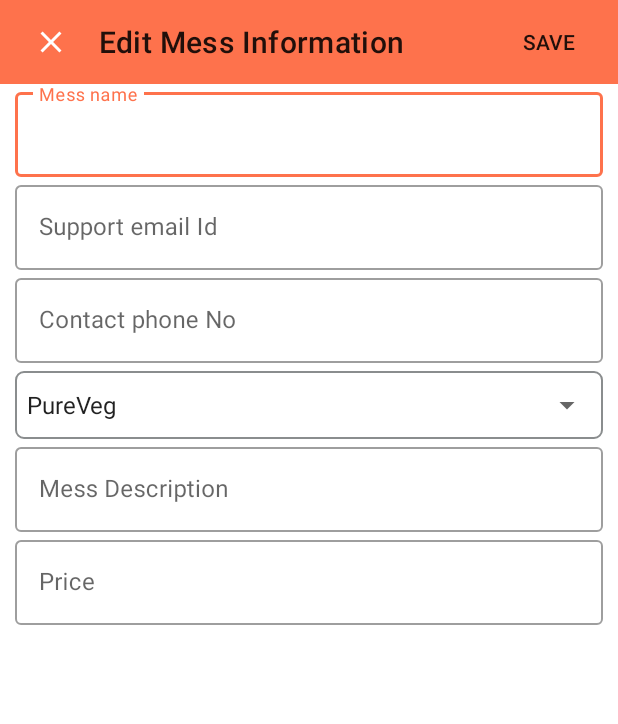
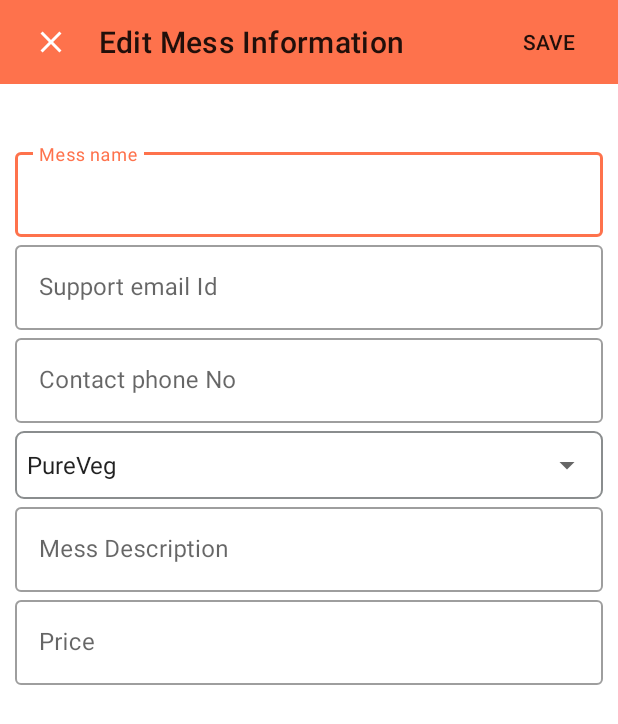
Before and after one commit to BigHouse0405/PrettyMeal, an Android app: the screen it shows after launch once a user with an empty profile is signed in (EditMessInfo), after a tap on "Edit Mess Info", on a phone screen of 412 x 824 dp. Shown: the top 724 px of the screen. Run offline under Robolectric (Android 15) with nearby library versions, the phone set to English and light mode, and no system bars; our stand-ins replace CircleImageView, Firebase (no records; nobody signed in at launch, a user with empty details on screens opened directly); libraries missing offline, so code that uses them is left out: cn.pedant; Roboto replaces fonts that are not available here; 22 statements that could not run were skipped.

```diff
--- a/app/src/main/java/com/ajinkya/prettymeal/activity/AboutUsPage.java
+++ b/app/src/main/java/com/ajinkya/prettymeal/activity/AboutUsPage.java
@@ -22,7 +22,7 @@ public class AboutUsPage extends AppCompatActivity {
         setContentView(R.layout.activity_about_us_page);
 
         Element versionElement = new Element();
-        versionElement.setTitle("Version 6.2");
+        versionElement.setTitle("Version 1.1");
 
         View aboutPage = new AboutPage(this)
                 .isRTL(false)
--- a/app/src/main/java/com/ajinkya/prettymeal/activity/businessAccount/BusinessHomePage.java
+++ b/app/src/main/java/com/ajinkya/prettymeal/activity/businessAccount/BusinessHomePage.java
@@ -104,7 +104,6 @@ public class BusinessHomePage extends AppCompatActivity {
         History = findViewById(R.id.HistoryIcon);
         AboutUs = findViewById(R.id.AboutUsIcon);
         Support = findViewById(R.id.SupportIcon);
-        profileImage = findViewById(R.id.profile_imageBHP);
 
 
         //firebase ==>
--- a/app/src/main/res/layout/activity_edit_mess_info.xml
+++ b/app/src/main/res/layout/activity_edit_mess_info.xml
@@ -30,9 +30,11 @@
         android:layout_width="match_parent"
         android:layout_height="wrap_content"
         android:orientation="vertical"
+        android:layout_marginTop="40dp"
         app:layout_constraintEnd_toEndOf="parent"
         app:layout_constraintStart_toStartOf="parent"
         app:layout_constraintTop_toBottomOf="@+id/appBarLayout">
+
 
         <com.google.android.material.textfield.TextInputLayout
             android:id="@+id/EditMessNameLayout"
```
Also changed, not shown: app/src/main/res/layout/activity_business_home_page.xml (+4 -6 lines).
